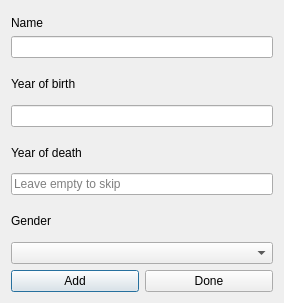
Old version of the form VL1-project/addscientistwindow.ui in the repository birkirk/vln1-35.
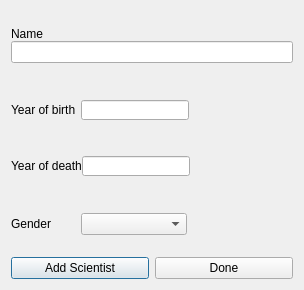
New version of the form.

Commit message: kominn add scientist og nánast kominn add computer gluggi

```diff
--- a/VL1-project/addscientistwindow.ui
+++ b/VL1-project/addscientistwindow.ui
@@ -6,41 +6,39 @@
    <rect>
     <x>0</x>
     <y>0</y>
-    <width>284</width>
-    <height>303</height>
+    <width>304</width>
+    <height>290</height>
    </rect>
   </property>
-  <property name="sizePolicy">
-   <sizepolicy hsizetype="Minimum" vsizetype="Minimum">
-    <horstretch>0</horstretch>
-    <verstretch>0</verstretch>
-   </sizepolicy>
-  </property>
   <property name="windowTitle">
    <string>Dialog</string>
   </property>
-  <layout class="QVBoxLayout" name="verticalLayout">
+  <layout class="QVBoxLayout" name="verticalLayout_2">
    <item>
-    <layout class="QVBoxLayout" name="verticalLayout_2">
+    <spacer name="verticalSpacer">
+     <property name="orientation">
+      <enum>Qt::Vertical</enum>
+     </property>
+     <property name="sizeType">
+      <enum>QSizePolicy::MinimumExpanding</enum>
+     </property>
+     <property name="sizeHint" stdset="0">
+      <size>
+       <width>20</width>
+       <height>0</height>
+      </size>
+     </property>
+    </spacer>
+   </item>
+   <item>
+    <layout class="QVBoxLayout" name="verticalLayout_5">
      <property name="spacing">
       <number>0</number>
      </property>
      <item>
-      <layout class="QHBoxLayout" name="horizontalLayout">
+      <layout class="QHBoxLayout" name="horizontalLayout_2">
        <item>
         <widget class="QLabel" name="label_name">
-         <property name="sizePolicy">
-          <sizepolicy hsizetype="Minimum" vsizetype="Minimum">
-           <horstretch>0</horstretch>
-           <verstretch>0</verstretch>
-          </sizepolicy>
-         </property>
-         <property name="maximumSize">
-          <size>
-           <width>75</width>
-           <height>20</height>
-          </size>
-         </property>
          <property name="text">
           <string>Name</string>
          </property>
@@ -48,18 +46,6 @@
        </item>
        <item>
         <widget class="QLabel" name="label_name_alarm">
-         <property name="sizePolicy">
-          <sizepolicy hsizetype="Minimum" vsizetype="Minimum">
-           <horstretch>0</horstretch>
-           <verstretch>0</verstretch>
-          </sizepolicy>
-         </property>
-         <property name="maximumSize">
-          <size>
-           <width>16777215</width>
-           <height>25</height>
-          </size>
-         </property>
          <property name="text">
           <string/>
          </property>
@@ -73,52 +59,147 @@
     </layout>
    </item>
    <item>
-    <layout class="QVBoxLayout" name="verticalLayout_3">
-     <property name="spacing">
-      <number>0</number>
+    <spacer name="verticalSpacer_2">
+     <property name="orientation">
+      <enum>Qt::Vertical</enum>
      </property>
-     <item>
-      <layout class="QHBoxLayout" name="horizontalLayout_2">
-       <item>
-        <widget class="QLabel" name="label_birth">
-         <property name="maximumSize">
-          <size>
-           <width>75</width>
-           <height>30</height>
-          </size>
-         </property>
-         <property name="text">
-          <string>Year of birth</string>
-         </property>
-        </widget>
-       </item>
-       <item>
-        <widget class="QLabel" name="label_birth_alarm">
-         <property name="text">
-          <string/>
-         </property>
-        </widget>
-       </item>
-      </layout>
-     </item>
-     <item>
-      <widget class="QLineEdit" name="lineEdit_birth_input"/>
-     </item>
-    </layout>
+     <property name="sizeHint" stdset="0">
+      <size>
+       <width>20</width>
+       <height>0</height>
+      </size>
+     </property>
+    </spacer>
    </item>
    <item>
     <layout class="QVBoxLayout" name="verticalLayout_4">
      <property name="spacing">
       <number>0</number>
      </property>
+     <item>
+      <widget class="QLabel" name="label_birth_alarm">
+       <property name="maximumSize">
+        <size>
+         <width>16777215</width>
+         <height>20</height>
+        </size>
+       </property>
+       <property name="text">
+        <string/>
+       </property>
+      </widget>
+     </item>
      <item>
       <layout class="QHBoxLayout" name="horizontalLayout_3">
        <item>
-        <widget class="QLabel" name="label_death">
+        <widget class="QLabel" name="label_birth">
+         <property name="sizePolicy">
+          <sizepolicy hsizetype="Minimum" vsizetype="Preferred">
+           <horstretch>0</horstretch>
+           <verstretch>0</verstretch>
+          </sizepolicy>
+         </property>
+         <property name="minimumSize">
+          <size>
+           <width>70</width>
+           <height>0</height>
+          </size>
+         </property>
+         <property name="text">
+          <string>Year of birth</string>
+         </property>
+        </widget>
+       </item>
+       <item>
+        <widget class="QLineEdit" name="lineEdit_birth_input">
+         <property name="sizePolicy">
+          <sizepolicy hsizetype="MinimumExpanding" vsizetype="Fixed">
+           <horstretch>0</horstretch>
+           <verstretch>0</verstretch>
+          </sizepolicy>
+         </property>
+         <property name="minimumSize">
+          <size>
+           <width>80</width>
+           <height>0</height>
+          </size>
+         </property>
          <property name="maximumSize">
           <size>
-           <width>75</width>
-           <height>30</height>
+           <width>16777215</width>
+           <height>20</height>
+          </size>
+         </property>
+        </widget>
+       </item>
+       <item>
+        <spacer name="horizontalSpacer_2">
+         <property name="orientation">
+          <enum>Qt::Horizontal</enum>
+         </property>
+         <property name="sizeHint" stdset="0">
+          <size>
+           <width>40</width>
+           <height>20</height>
+          </size>
+         </property>
+        </spacer>
+       </item>
+      </layout>
+     </item>
+    </layout>
+   </item>
+   <item>
+    <spacer name="verticalSpacer_3">
+     <property name="orientation">
+      <enum>Qt::Vertical</enum>
+     </property>
+     <property name="sizeHint" stdset="0">
+      <size>
+       <width>20</width>
+       <height>0</height>
+      </size>
+     </property>
+    </spacer>
+   </item>
+   <item>
+    <layout class="QVBoxLayout" name="verticalLayout_3">
+     <property name="spacing">
+      <number>0</number>
+     </property>
+     <item alignment="Qt::AlignRight">
+      <widget class="QLabel" name="label_death_alarm">
+       <property name="maximumSize">
+        <size>
+         <width>16777215</width>
+         <height>20</height>
+        </size>
+       </property>
+       <property name="text">
+        <string/>
+       </property>
+      </widget>
+     </item>
+     <item>
+      <layout class="QHBoxLayout" name="horizontalLayout_5">
+       <item>
+        <widget class="QLabel" name="label_6">
+         <property name="sizePolicy">
+          <sizepolicy hsizetype="Minimum" vsizetype="Preferred">
+           <horstretch>0</horstretch>
+           <verstretch>0</verstretch>
+          </sizepolicy>
+         </property>
+         <property name="minimumSize">
+          <size>
+           <width>70</width>
+           <height>0</height>
+          </size>
+         </property>
+         <property name="maximumSize">
+          <size>
+           <width>16777215</width>
+           <height>16777215</height>
           </size>
          </property>
          <property name="text">
@@ -127,36 +208,83 @@
         </widget>
        </item>
        <item>
-        <widget class="QLabel" name="label_death_alarm">
-         <property name="text">
-          <string/>
+        <widget class="QLineEdit" name="lineEdit_death_input">
+         <property name="sizePolicy">
+          <sizepolicy hsizetype="MinimumExpanding" vsizetype="Fixed">
+           <horstretch>0</horstretch>
+           <verstretch>0</verstretch>
+          </sizepolicy>
+         </property>
+         <property name="minimumSize">
+          <size>
+           <width>80</width>
+           <height>0</height>
+          </size>
+         </property>
+         <property name="maximumSize">
+          <size>
+           <width>16777215</width>
+           <height>20</height>
+          </size>
          </property>
         </widget>
        </item>
+       <item>
+        <spacer name="horizontalSpacer">
+         <property name="orientation">
+          <enum>Qt::Horizontal</enum>
+         </property>
+         <property name="sizeHint" stdset="0">
+          <size>
+           <width>40</width>
+           <height>20</height>
+          </size>
+         </property>
+        </spacer>
+       </item>
       </layout>
      </item>
-     <item>
-      <widget class="QLineEdit" name="lineEdit_death_input">
-       <property name="placeholderText">
-        <string>Leave empty to skip</string>
-       </property>
-      </widget>
-     </item>
     </layout>
    </item>
    <item>
-    <layout class="QVBoxLayout" name="verticalLayout_5">
+    <spacer name="verticalSpacer_4">
+     <property name="orientation">
+      <enum>Qt::Vertical</enum>
+     </property>
+     <property name="sizeHint" stdset="0">
+      <size>
+       <width>20</width>
+       <height>0</height>
+      </size>
+     </property>
+    </spacer>
+   </item>
+   <item>
+    <layout class="QVBoxLayout" name="verticalLayout">
      <property name="spacing">
       <number>0</number>
      </property>
+     <item>
+      <widget class="QLabel" name="label_gender_alarm">
+       <property name="text">
+        <string/>
+       </property>
+      </widget>
+     </item>
      <item>
       <layout class="QHBoxLayout" name="horizontalLayout_4">
        <item>
-        <widget class="QLabel" name="label_gender">
-         <property name="maximumSize">
+        <widget class="QLabel" name="label_8">
+         <property name="sizePolicy">
+          <sizepolicy hsizetype="Minimum" vsizetype="Preferred">
+           <horstretch>0</horstretch>
+           <verstretch>0</verstretch>
+          </sizepolicy>
+         </property>
+         <property name="minimumSize">
           <size>
-           <width>75</width>
-           <height>30</height>
+           <width>70</width>
+           <height>0</height>
           </size>
          </property>
          <property name="text">
@@ -165,41 +293,72 @@
         </widget>
        </item>
        <item>
-        <widget class="QLabel" name="label_gender_alarm">
-         <property name="text">
-          <string/>
+        <widget class="QComboBox" name="comboBox_gender_input">
+         <property name="sizePolicy">
+          <sizepolicy hsizetype="MinimumExpanding" vsizetype="Fixed">
+           <horstretch>0</horstretch>
+           <verstretch>0</verstretch>
+          </sizepolicy>
          </property>
+         <property name="minimumSize">
+          <size>
+           <width>80</width>
+           <height>0</height>
+          </size>
+         </property>
+         <item>
+          <property name="text">
+           <string/>
+          </property>
+         </item>
+         <item>
+          <property name="text">
+           <string>Male</string>
+          </property>
+         </item>
+         <item>
+          <property name="text">
+           <string>Female</string>
+          </property>
+         </item>
         </widget>
        </item>
+       <item>
+        <spacer name="horizontalSpacer_3">
+         <property name="orientation">
+          <enum>Qt::Horizontal</enum>
+         </property>
+         <property name="sizeHint" stdset="0">
+          <size>
+           <width>40</width>
+           <height>20</height>
+          </size>
+         </property>
+        </spacer>
+       </item>
       </layout>
      </item>
-     <item>
-      <widget class="QComboBox" name="comboBox_gender_input">
-       <item>
-        <property name="text">
-         <string/>
-        </property>
-       </item>
-       <item>
-        <property name="text">
-         <string>Male</string>
-        </property>
-       </item>
-       <item>
-        <property name="text">
-         <string>Female</string>
-        </property>
-       </item>
-      </widget>
-     </item>
     </layout>
    </item>
    <item>
-    <layout class="QHBoxLayout" name="horizontalLayout_6">
+    <spacer name="verticalSpacer_5">
+     <property name="orientation">
+      <enum>Qt::Vertical</enum>
+     </property>
+     <property name="sizeHint" stdset="0">
+      <size>
+       <width>20</width>
+       <height>5</height>
+      </size>
+     </property>
+    </spacer>
+   </item>
+   <item>
+    <layout class="QHBoxLayout" name="horizontalLayout">
      <item>
       <widget class="QPushButton" name="pushbutton_add_scientist">
        <property name="text">
-        <string>Add</string>
+        <string>Add Scientist</string>
        </property>
       </widget>
      </item>
```
The commit also changes 11 other files.
